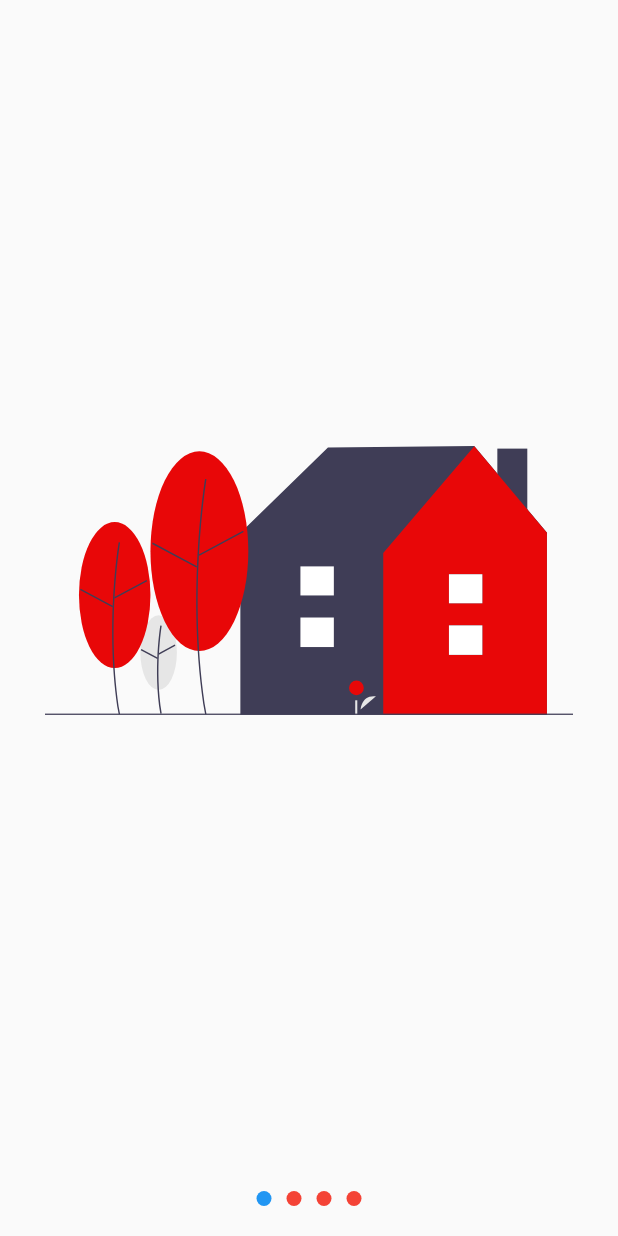
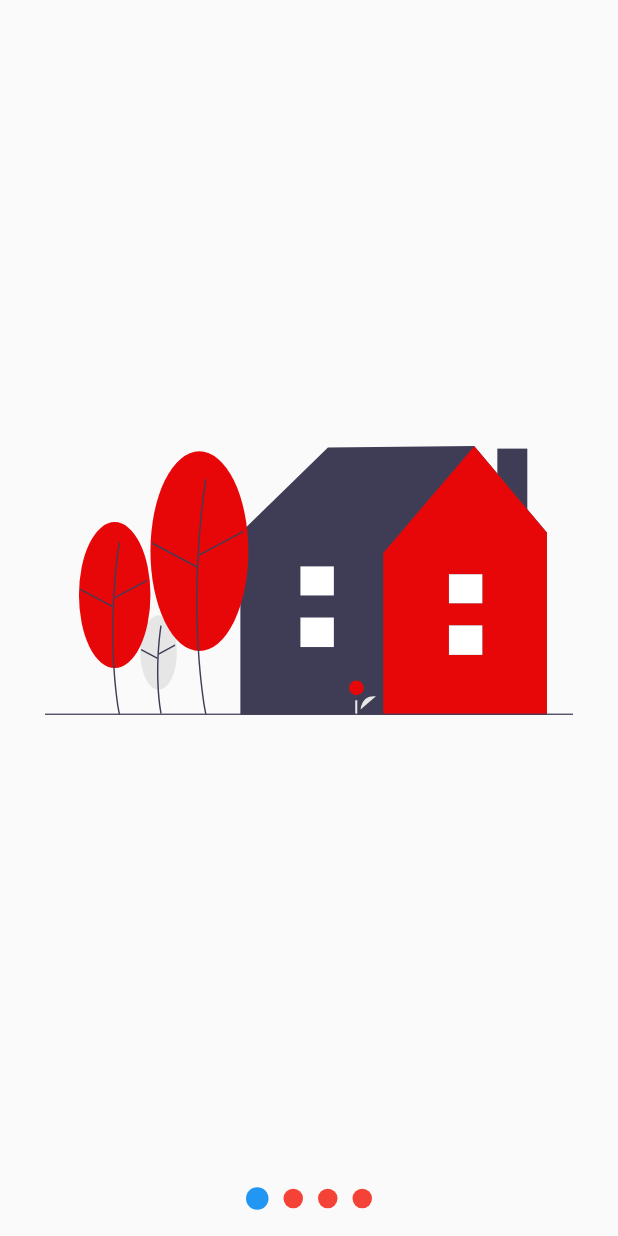
Before and after one commit to germanheinz/DesignsProFlutter, a Flutter app: the SlideshowPage screen opened directly, on a phone screen of 412 x 824 dp. Run offline on Flutter 3.47's test engine with Material 2 defaults, Android fonts, the phone set to English and light mode, and no system bars; our stand-ins replace flutter_svg.

Commit message:
Designs Pinterest - Pinterest-Widget

```diff
--- a/lib/main.dart
+++ b/lib/main.dart
@@ -1,7 +1,8 @@
 // import 'package:designs_pro/pages/animations_page.dart';
 // import 'package:designs_pro/pages/header_page.dart';
+// import 'package:designs_pro/pages/slideshow_page.dart';
 
-import 'package:designs_pro/pages/slideshow_page.dart';
+import 'package:designs_pro/pages/pinterest_page.dart';
 import 'package:flutter/material.dart';
 
 void main() => runApp(MyApp());
@@ -17,7 +18,7 @@ class _MyAppState extends State<MyApp> {
     return MaterialApp(
       title: 'Designs App',
       debugShowCheckedModeBanner: false,
-      home: SlideshowPage()
+      home: PinterestPage()
     );
   }
 }
--- a/lib/pages/slideshow_page.dart
+++ b/lib/pages/slideshow_page.dart
@@ -8,6 +8,8 @@ class SlideshowPage extends StatelessWidget {
   Widget build(BuildContext context) {
     return Scaffold(
       body: Slideshow(
+        bulletPrimary:15,
+        bulletSecondary:13,
         dotsUp: false,
         primaryColor: Colors.blue,
         secondyColor: Colors.red,
--- a/lib/widgets/slideshow.dart
+++ b/lib/widgets/slideshow.dart
@@ -1,37 +1,76 @@
 import 'package:designs_pro/lab/slideshow_page.dart';
-import 'package:designs_pro/models/slider_model.dart';
+
 import 'package:flutter/material.dart';
 import 'package:provider/provider.dart';
 
 class Slideshow extends StatelessWidget {
 
-  List<Widget> slides;
+  final List<Widget> slides;
   final bool dotsUp;
-  Color primaryColor;
-  Color secondyColor;
+  final Color primaryColor;
+  final Color secondyColor;
+  final double bulletPrimary;
+  final double bulletSecondary;
 
-  Slideshow({@required this.slides, this.primaryColor, this.secondyColor, this.dotsUp = false});
+  Slideshow({@required this.slides,
+                       this.dotsUp          = false,
+                       this.primaryColor    = Colors.blue,
+                       this.secondyColor    = Colors.grey,
+                       this.bulletPrimary   = 12.0,
+                       this.bulletSecondary = 12.0
+            });
 
 
   @override
   Widget build(BuildContext context) {
     return ChangeNotifierProvider(
-      create: (_) => new SliderModel(),
+      create: (_) => new SlideShowModel(),
       child: SafeArea(
           child: Center(
-          child: Column(
-            children: <Widget>[
-              if(this.dotsUp) _Dots(this.slides.length,this.primaryColor, this.secondyColor),
-              Expanded(
-                child: _Slides(this.slides),
-              ),
-              if(!this.dotsUp) _Dots(this.slides.length,this.primaryColor, this.secondyColor),
+          child: Builder(
+            builder: (BuildContext context) {
 
-            ],
+            Provider.of<SlideShowModel>(context).primaryColor = this.primaryColor;
+
+            Provider.of<SlideShowModel>(context).secondyColor = this.secondyColor;
+
+            Provider.of<SlideShowModel>(context).bulletPrimary = this.bulletPrimary;
+
+            Provider.of<SlideShowModel>(context).bulletSecondary= this.bulletSecondary;
+
+            return _CreateSlideshowStructure(slides: slides, dotsUp: dotsUp);
+            },
           )
         ),
       ),
       );
+  }
+}
+
+class _CreateSlideshowStructure extends StatelessWidget {
+  const _CreateSlideshowStructure({
+    Key key,
+    this.dotsUp,
+    @required this.slides,
+
+  }) : super(key: key);
+
+  final List<Widget> slides;
+  final bool dotsUp;
+
+  @override
+  Widget build(BuildContext context) {
+    return Column(
+      children: <Widget>[
+        // if(this.dotsUp) _Dots(this.slides.length),
+        Expanded(
+          child: _Slides(this.slides),
+        ),
+        //if(!this.dotsUp) _Dots(this.slides.length),
+        _Dots(this.slides.length),
+
+      ],
+    );
   }
 }
 
@@ -55,7 +94,7 @@ class __SlidesState extends State<_Slides> {
     super.initState();
     pageViewController.addListener(() => {
       // print('Current Page: ${pageViewController.page}'),
-      Provider.of<SliderModel>(context, listen: false).currentPage = pageViewController.page
+      Provider.of<SlideShowModel>(context, listen: false).currentPage = pageViewController.page
     });
   }
 
@@ -70,11 +109,6 @@ class __SlidesState extends State<_Slides> {
     return Container(
       child: PageView(
         controller: pageViewController,
-        // children: <Widget>[
-        //   SvgPicture.asset('assets/svg/undraw_at_home_octe.svg'),
-        //   SvgPicture.asset('assets/svg/undraw_cohort_analysis_stny.svg'),
-        //   SvgPicture.asset('assets/svg/undraw_nature_on_screen_xkli.svg'),
-        // ],
         children: widget.slides.map((slide) => _Slide(slide)).toList(),
       ),
     );
@@ -101,10 +135,8 @@ class _Slide extends StatelessWidget {
 class _Dots extends StatelessWidget {
 
   final int dotsNumbers;
-  final Color primaryColor;
-  final Color secondyColor;
 
-  _Dots(this.dotsNumbers, this.primaryColor, this.secondyColor);
+  _Dots(this.dotsNumbers);
 
   @override
   Widget build(BuildContext context) {
@@ -113,7 +145,7 @@ class _Dots extends StatelessWidget {
      height: 50,
      child: Row(
         mainAxisAlignment: MainAxisAlignment.center,
-        children: List.generate(this.dotsNumbers, (index) => _Dot(index, this.primaryColor, this.secondyColor)),
+        children: List.generate(this.dotsNumbers, (index) => _Dot(index)),
      ),
     );
   }
@@ -122,25 +154,75 @@ class _Dots extends StatelessWidget {
 class _Dot extends StatelessWidget {
 
   final int index;
-  final Color primaryColor;
-  final Color secondyColor;
 
-  _Dot(this.index, this.primaryColor, this.secondyColor);
+  _Dot(this.index);
 
   @override
   Widget build(BuildContext context) {
 
-    final pageViewIndex = Provider.of<SliderModel>(context).currentPage;
+    final slideShowModel = Provider.of<SlideShowModel>(context);
+
+    double bulletSize = 0;
+    Color color;
+
+    if(slideShowModel.currentPage >= index - 0.5 && slideShowModel.currentPage < index + 0.5){
+      bulletSize = slideShowModel.bulletPrimary;
+      color      = slideShowModel.primaryColor;
+    }else{
+      bulletSize = slideShowModel.bulletSecondary;
+      color      = slideShowModel.secondyColor;
+    }
+
+
     return AnimatedContainer(
       duration: Duration(milliseconds: 200),
-      height: 10,
-      width: 10,
+      height: bulletSize,
+      width: bulletSize,
       margin: EdgeInsets.symmetric(horizontal: 5),
       decoration: BoxDecoration(
-        color: (pageViewIndex >= index - 0.5 && pageViewIndex < index + 0.5) ? this.primaryColor : this.secondyColor,
+        color: color,
         shape: BoxShape.circle,
 
       ),
     );
   }
 }
+class SlideShowModel with ChangeNotifier{
+  double _currentPage     = 0;
+  Color  _primaryColor    = Colors.blue;
+  Color  _secondyColor    = Colors.red;
+  double _bulletPrimary = 12.0;
+  double _bulletSecondary = 12.0;
+
+
+  double get currentPage => this._currentPage;
+
+  set currentPage(double currentPage){
+    this._currentPage = currentPage;
+    notifyListeners();
+  }
+  Color get primaryColor => this._primaryColor;
+
+  set primaryColor(Color primaryColor){
+    this._primaryColor = primaryColor;
+    // notifyListeners();
+  }
+  Color get secondyColor => this._secondyColor;
+
+  set secondyColor(Color secondyColor){
+    this._secondyColor = secondyColor;
+    // notifyListeners();
+  }
+  double get bulletPrimary => this._bulletPrimary;
+
+  set bulletPrimary(double bulletPrimary){
+    this._bulletPrimary = bulletPrimary;
+    // notifyListeners();
+  }
+  double get bulletSecondary => this._bulletSecondary;
+
+  set bulletSecondary(double bulletSecondary){
+    this._bulletSecondary = bulletSecondary;
+    // notifyListeners();
+  }
+}
--- a/pubspec.yaml
+++ b/pubspec.yaml
@@ -14,7 +14,7 @@ description: A new Flutter project.
 version: 1.0.0+1
 
 environment:
-  sdk: ">=2.5.0 <3.0.0"
+  sdk: ">=2.6.0 <3.0.0"
 
 dependencies:
   flutter:
@@ -25,6 +25,7 @@ dependencies:
   cupertino_icons: ^0.1.2
   flutter_svg: ^0.17.4
   provider: 4.1.0
+  flutter_staggered_grid_view: ^0.3.0
 
 dev_dependencies:
   flutter_test:
```
Also changed, not shown: lib/pages/pinterest_page.dart (added, +56 -0 lines), snippets.json (added, +41 -0 lines), pubspec.lock.
